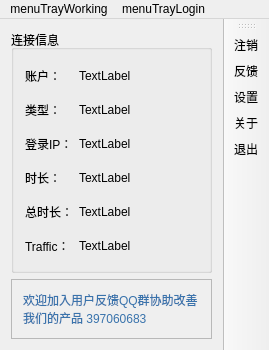
Before: the Qt Designer form client/forms/mainwindow.ui in NSS-Studio/NDR_Client, drawn with Qt 5.
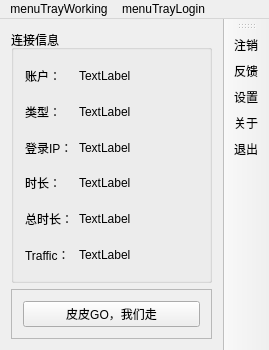
After: the same form once the commit is applied. Icons and pictures are not drawn.

The edit to the form file:
```diff
--- a/client/forms/mainwindow.ui
+++ b/client/forms/mainwindow.ui
@@ -46,22 +46,10 @@
        <enum>QFrame::Raised</enum>
       </property>
       <layout class="QGridLayout" name="gridLayout_3">
-       <item row="1" column="0">
-        <widget class="QLabel" name="label_6">
-         <property name="sizePolicy">
-          <sizepolicy hsizetype="Expanding" vsizetype="Fixed">
-           <horstretch>0</horstretch>
-           <verstretch>0</verstretch>
-          </sizepolicy>
-         </property>
-         <property name="styleSheet">
-          <string notr="true">color: rgb(57, 115, 172);</string>
-         </property>
+       <item row="0" column="0">
+        <widget class="QPushButton" name="goDnuiBrowser">
          <property name="text">
-          <string>欢迎加入用户反馈QQ群协助改善我们的产品 397060683</string>
-         </property>
-         <property name="wordWrap">
-          <bool>true</bool>
+          <string>皮皮GO，我们走</string>
          </property>
         </widget>
        </item>
```
Left out of the diff: 2 changed lines with no effect on the pictures.
